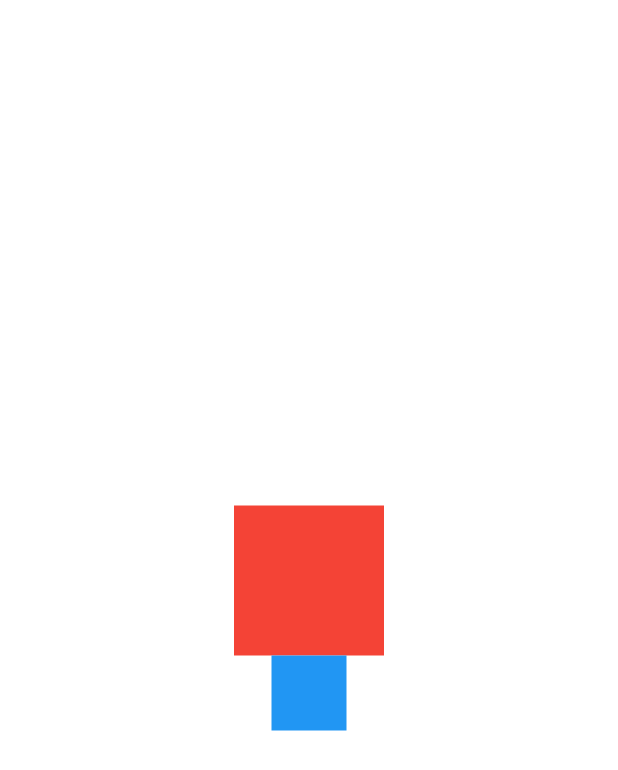
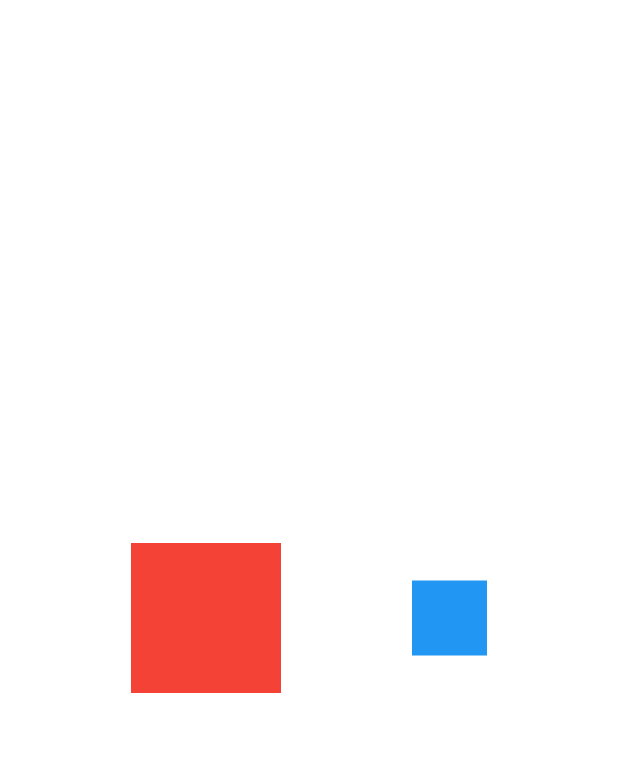
Before and after one commit to jmarciosilva/agendadorTarefas, a Flutter app: the screen it shows after launch, on a phone screen of 412 x 824 dp. Shown: the top 770 px of the screen. Run offline on Flutter 3.47's test engine with Material 3 defaults, Android fonts, the phone set to English and light mode, and no system bars.

Commit message:
Utilizando Row

```diff
--- a/lib/main.dart
+++ b/lib/main.dart
@@ -16,8 +16,8 @@ class MyApp extends StatelessWidget {
         colorScheme: ColorScheme.fromSeed(seedColor: Colors.deepPurple),
         useMaterial3: true,
       ),
-      home: Column(
-        mainAxisAlignment: MainAxisAlignment.center,
+      home: Row(
+        mainAxisAlignment: MainAxisAlignment.spaceEvenly,
         crossAxisAlignment: CrossAxisAlignment.center,
         children: [
           Container(
```
